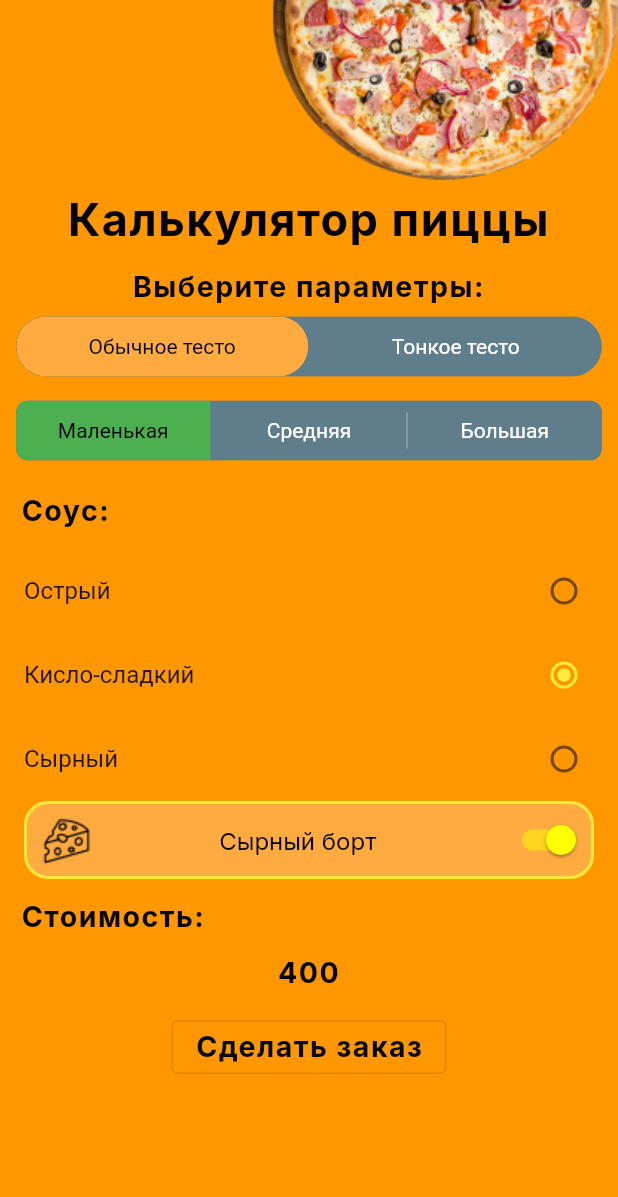
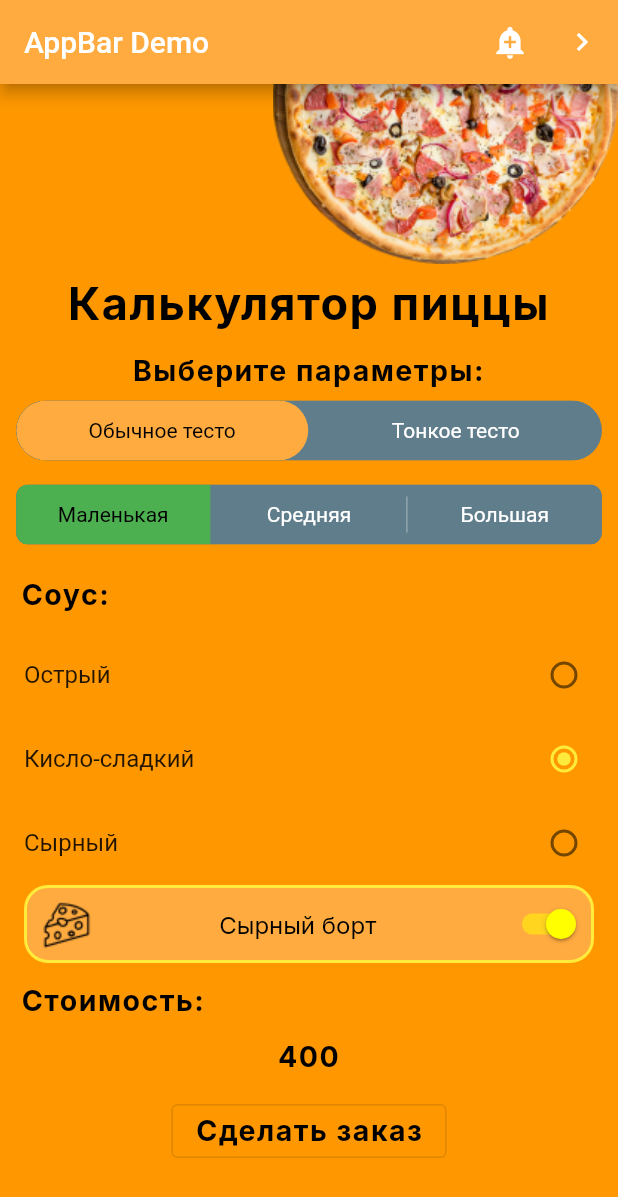
Before and after one commit to skaziweb/flutter-course, a Flutter app: the screen it shows after launch, after a tap on "Кисло-сладкий", on a phone screen of 412 x 824 dp. Shown: the top 1197 px of the screen. Run offline on Flutter 3.47's test engine with Material 2 defaults, Android fonts, the phone set to English and light mode, and no system bars; drawn by our look-alikes of toggle_switch; our stand-ins replace google_fonts.

Commit message:
cleared methods and added appbar from flutter.dev

```diff
--- a/pizza_app/lib/src/pizza.dart
+++ b/pizza_app/lib/src/pizza.dart
@@ -1,10 +1,7 @@
-import 'package:flutter/cupertino.dart';
 import 'package:flutter/material.dart';
 import 'package:google_fonts/google_fonts.dart';
 import 'package:toggle_switch/toggle_switch.dart';
 
-
-import '_variables.dart';
 import 'constants.dart';
 import 'classes.dart';
 
@@ -48,10 +45,50 @@ class _PizzaAppHomePageState extends State<PizzaAppHomePage> {
   final borderStyles =
       const OutlineInputBorder(borderRadius: BorderRadius.all(Radius.circular(16)));
 
+  void setSauce (SaucesEnum? value) {
+    setState(() {
+      pizza.selectedSauce = value;
+    });
+  }
+
   @override
   Widget build(BuildContext context) {
-    return SafeArea(
-        child: Scaffold(
+    return Scaffold(
+    appBar: AppBar(
+        title: const Text('AppBar Demo'),
+        backgroundColor: Colors.orangeAccent,
+        actions: <Widget>[
+          IconButton(
+            icon: const Icon(Icons.add_alert),
+            tooltip: 'Show Snackbar',
+            onPressed: () {
+              ScaffoldMessenger.of(context).showSnackBar(
+                  const SnackBar(content: Text('This is a snackbar')));
+            },
+          ),
+          IconButton(
+            icon: const Icon(Icons.navigate_next),
+            tooltip: 'Go to the next page',
+            onPressed: () {
+              Navigator.push(context, MaterialPageRoute<void>(
+                builder: (BuildContext context) {
+                  return Scaffold(
+                    appBar: AppBar(
+                      title: const Text('Next page'),
+                    ),
+                    body: const Center(
+                      child: Text(
+                        'This is the next page',
+                        style: TextStyle(fontSize: 24),
+                      ),
+                    ),
+                  );
+                },
+              ));
+            },
+          ),
+        ],
+      ),
     backgroundColor: Colors.orange,
     body: SingleChildScrollView(
       child: Column(
@@ -153,11 +190,7 @@ class _PizzaAppHomePageState extends State<PizzaAppHomePage> {
                 value: SaucesEnum.spicy,
                 activeColor: Colors.yellow,
                 controlAffinity: ListTileControlAffinity.trailing,
-                    onChanged: (SaucesEnum? value) => {
-                      setState(() => {
-                        pizza.selectedSauce = value
-                      })
-                    },
+                onChanged: setSauce,
               ),
               RadioListTile(
                 title: const Text('Кисло-сладкий'),
@@ -165,11 +198,7 @@ class _PizzaAppHomePageState extends State<PizzaAppHomePage> {
                 value: SaucesEnum.sourSweet,
                 activeColor: Colors.yellow,
                 controlAffinity: ListTileControlAffinity.trailing,
-                    onChanged: (SaucesEnum? value) => {
-                      setState(() => {
-                        pizza.selectedSauce = value
-                      })
-                    },
+                onChanged: setSauce,
               ),
               RadioListTile(
                 title: const Text('Сырный'),
@@ -177,11 +206,7 @@ class _PizzaAppHomePageState extends State<PizzaAppHomePage> {
                 value: SaucesEnum.cheese,
                 activeColor: Colors.yellow,
                 controlAffinity: ListTileControlAffinity.trailing,
-                    onChanged: (SaucesEnum? value) => {
-                      setState(() => {
-                        pizza.selectedSauce = value
-                      })
-                    },
+                onChanged: setSauce,
               ),
             ],
           ),
@@ -290,7 +315,11 @@ class _PizzaAppHomePageState extends State<PizzaAppHomePage> {
                           style: ButtonStyle(
                             foregroundColor: MaterialStateProperty.all<Color>(Colors.black),
                           ),
-                              onPressed: () => Navigator.pop(context, 'OK'),
+                          onPressed: () => {
+                            Navigator.pop(context, 'OK'),
+                            ScaffoldMessenger.of(context).showSnackBar(
+                            const SnackBar(content: Text('Ваш заказ оформлен. Спасибо за заказ!')))
+                          },
                           child: const Text('Заказать'),
                         ),
                       ],
@@ -303,6 +332,6 @@ class _PizzaAppHomePageState extends State<PizzaAppHomePage> {
         ],
       ),
     ),
-    ));
+    );
   }
 }
```
Lines whose indentation alone changed are shown as unchanged.
